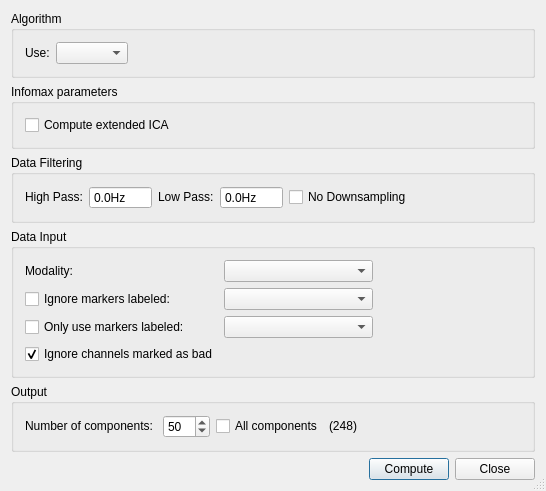
This is src/plugins/ICA/ICASettings.ui in HIP-infrastructure/anywave-code as Qt 5 draws it before an edit. The edited form follows.
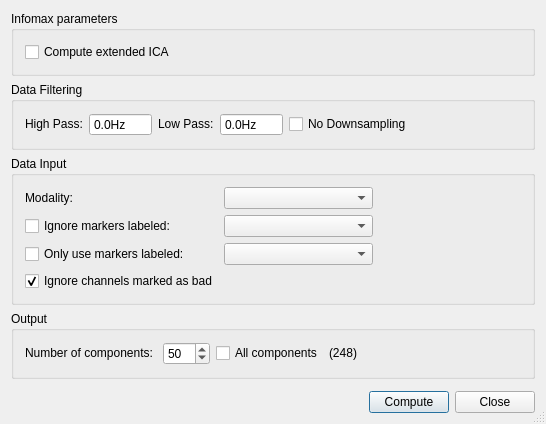
This is the edited form. Icons and pictures are not drawn.

Commit message: New UI allowing to select data chunks as input using markers

Patch:
```diff
--- a/src/plugins/ICA/ICASettings.ui
+++ b/src/plugins/ICA/ICASettings.ui
@@ -24,49 +24,6 @@
    <bool>true</bool>
   </property>
   <layout class="QVBoxLayout" name="verticalLayout_3">
-   <item>
-    <widget class="QGroupBox" name="groupBox_4">
-     <property name="title">
-      <string>Algorithm</string>
-     </property>
-     <layout class="QGridLayout" name="gridLayout_5">
-      <item row="0" column="0">
-       <layout class="QHBoxLayout" name="horizontalLayout_4">
-        <item>
-         <widget class="QLabel" name="label_5">
-          <property name="text">
-           <string>Use:</string>
-          </property>
-         </widget>
-        </item>
-        <item>
-         <widget class="QComboBox" name="comboAlgo">
-          <property name="sizePolicy">
-           <sizepolicy hsizetype="Preferred" vsizetype="Fixed">
-            <horstretch>0</horstretch>
-            <verstretch>0</verstretch>
-           </sizepolicy>
-          </property>
-         </widget>
-        </item>
-        <item>
-         <spacer name="horizontalSpacer_5">
-          <property name="orientation">
-           <enum>Qt::Horizontal</enum>
-          </property>
-          <property name="sizeHint" stdset="0">
-           <size>
-            <width>40</width>
-            <height>20</height>
-           </size>
-          </property>
-         </spacer>
-        </item>
-       </layout>
-      </item>
-     </layout>
-    </widget>
-   </item>
    <item>
     <widget class="QGroupBox" name="groupInfomax">
      <property name="title">
```
Left out of the diff: 3 changed lines with no effect on the pictures. The commit also changes 3 other files.
